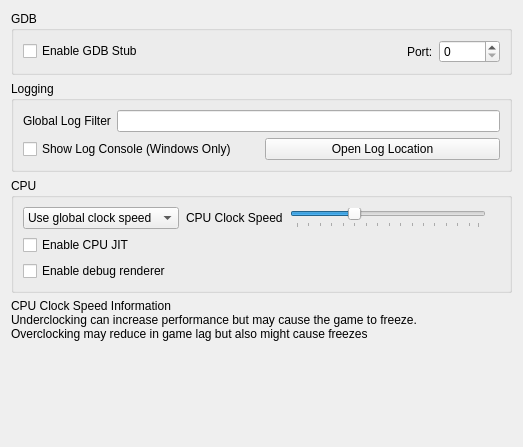
Above: src/citra_qt/configuration/configure_debug.ui from PabloMK7/citra before the change. Below: the same form after it.
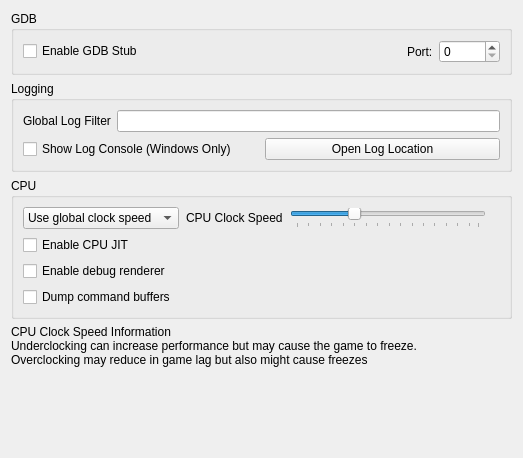
That is the form after the change.

What changed in the file:
```diff
--- a/src/citra_qt/configuration/configure_debug.ui
+++ b/src/citra_qt/configuration/configure_debug.ui
@@ -7,7 +7,7 @@
     <x>0</x>
     <y>0</y>
     <width>523</width>
-    <height>447</height>
+    <height>458</height>
    </rect>
   </property>
   <property name="windowTitle">
@@ -209,6 +209,13 @@
         </property>
        </widget>
       </item>
+      <item row="4" column="0">
+       <widget class="QCheckBox" name="toggle_dump_command_buffers">
+        <property name="text">
+         <string>Dump command buffers</string>
+        </property>
+       </widget>
+      </item>
      </layout>
     </widget>
    </item>
```
Left out of the diff: 20 changed lines with no effect on the pictures.
